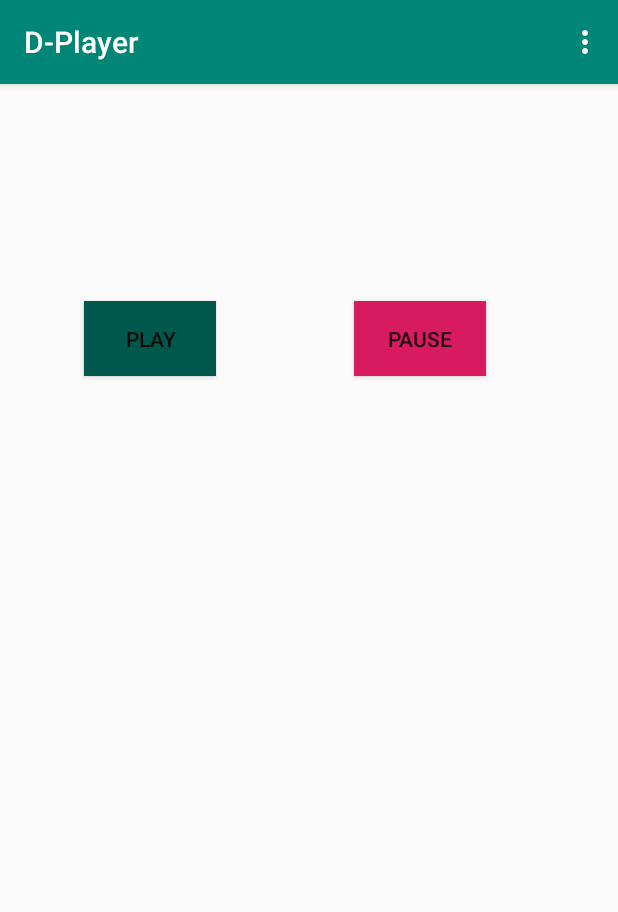
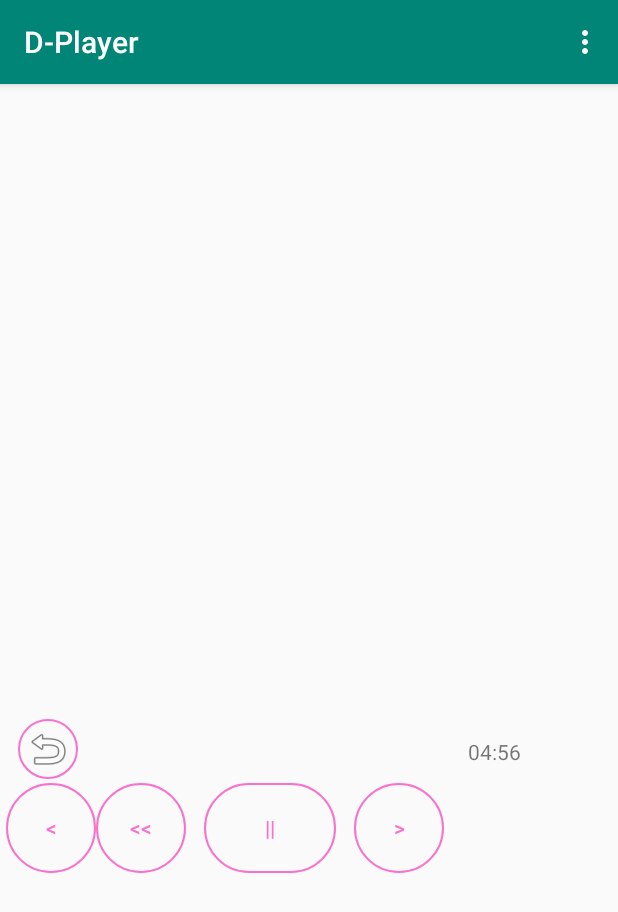
Before and after one commit to justdvnsh/D-Player, an Android app: the screen it shows after launch (MainActivity), on a phone screen of 412 x 824 dp. Shown: the top 912 px of the screen. Run offline under Robolectric (Android 15) with nearby library versions, the phone set to English and light mode, and no system bars.

Commit message:
added more styling to the buttons and scrollview

```diff
--- /dev/null
+++ b/app/src/main/res/drawable-v24/buttons.xml
@@ -0,0 +1,12 @@
+<?xml version="1.0" encoding="utf-8"?>
+<shape xmlns:android="http://schemas.android.com/apk/res/android"
+    android:shape="rectangle" >
+
+
+    <corners android:radius="500dp" />
+
+    <stroke
+        android:width="1dp"
+        android:color="#fa71cd" />
+
+</shape>
--- a/app/src/main/res/layout/content_main.xml
+++ b/app/src/main/res/layout/content_main.xml
@@ -9,40 +9,124 @@
     tools:showIn="@layout/activity_main">
 
     <Button
-        android:id="@+id/play"
-        android:layout_width="wrap_content"
-        android:layout_height="wrap_content"
-        android:layout_marginStart="55dp"
-        android:layout_marginLeft="55dp"
-        android:layout_marginTop="63dp"
-        android:layout_marginEnd="268dp"
-        android:layout_marginRight="268dp"
-        android:layout_marginBottom="492dp"
-        android:background="@color/colorPrimaryDark"
-        android:onClick="play"
-        android:padding="15dp"
-        android:text="Play"
+        android:id="@+id/button"
+        android:layout_width="60dp"
+        android:layout_height="60dp"
+        android:layout_marginStart="4dp"
+        android:layout_marginLeft="4dp"
+        android:layout_marginTop="466dp"
+        android:layout_marginBottom="21dp"
+        android:background="@drawable/buttons"
+        android:text="@string/back"
+        android:textColor="#fa71cd"
         app:layout_constraintBottom_toBottomOf="parent"
-        app:layout_constraintEnd_toEndOf="parent"
         app:layout_constraintStart_toStartOf="parent"
-        app:layout_constraintTop_toTopOf="parent" />
+        app:layout_constraintTop_toTopOf="parent"
+        app:layout_constraintVertical_bias="0.0" />
 
     <Button
-        android:id="@+id/pause"
+        android:id="@+id/button4"
+        android:layout_width="60dp"
+        android:layout_height="60dp"
+        android:layout_marginStart="60dp"
+        android:layout_marginLeft="60dp"
+        android:background="@drawable/buttons"
+        android:text="@string/rewind"
+        android:textColor="#fa71cd"
+        app:layout_constraintBottom_toBottomOf="@+id/button"
+        app:layout_constraintStart_toStartOf="@+id/button"
+        app:layout_constraintTop_toTopOf="@+id/button"
+        app:layout_constraintVertical_bias="1.0" />
+
+    <Button
+        android:id="@+id/button5"
         android:layout_width="wrap_content"
-        android:layout_height="wrap_content"
-        android:layout_marginStart="235dp"
-        android:layout_marginLeft="235dp"
-        android:layout_marginTop="63dp"
-        android:layout_marginEnd="88dp"
-        android:layout_marginRight="88dp"
-        android:layout_marginBottom="492dp"
-        android:background="@color/colorAccent"
-        android:onClick="pause"
-        android:padding="15dp"
-        android:text="Pause"
-        app:layout_constraintBottom_toBottomOf="parent"
+        android:layout_height="60dp"
+        android:layout_marginStart="72dp"
+        android:layout_marginLeft="72dp"
+        android:background="@drawable/buttons"
+        android:text="@string/pause"
+        android:textColor="#fa71cd"
+        app:layout_constraintBottom_toBottomOf="@+id/button4"
+        app:layout_constraintStart_toStartOf="@+id/button4"
+        app:layout_constraintTop_toTopOf="@+id/button4"
+        app:layout_constraintVertical_bias="0.0" />
+
+    <Button
+        android:id="@+id/button6"
+        android:layout_width="60dp"
+        android:layout_height="60dp"
+        android:layout_marginStart="100dp"
+        android:layout_marginLeft="100dp"
+        android:background="@drawable/buttons"
+        android:text="@string/next"
+        android:textColor="#fa71cd"
+        app:layout_constraintBottom_toBottomOf="@+id/button5"
+        app:layout_constraintStart_toStartOf="@+id/button5"
+        app:layout_constraintTop_toTopOf="@+id/button5"
+        app:layout_constraintVertical_bias="0.0" />
+
+    <Button
+        android:id="@+id/button7"
+        android:layout_width="60dp"
+        android:layout_height="60dp"
+        android:layout_marginStart="68dp"
+        android:layout_marginLeft="68dp"
+        android:background="@drawable/buttons"
+        android:text="@string/forward"
+        android:textColor="#fa71cd"
+        app:layout_constraintBottom_toBottomOf="@+id/button6"
+        app:layout_constraintEnd_toEndOf="@+id/button6"
+        app:layout_constraintHorizontal_bias="0.117"
+        app:layout_constraintStart_toStartOf="@+id/button6"
+        app:layout_constraintTop_toTopOf="@+id/button6"
+        app:layout_constraintVertical_bias="0.0" />
+
+    <ImageButton
+        android:id="@+id/imageButton"
+        android:layout_width="40dp"
+        android:layout_height="40dp"
+        android:layout_marginTop="423dp"
+        android:layout_marginEnd="4dp"
+        android:layout_marginRight="4dp"
+        android:layout_marginBottom="3dp"
+        android:background="@drawable/buttons"
+        android:textColor="#fa71cd"
+        app:layout_constraintBottom_toTopOf="@+id/button"
+        app:layout_constraintEnd_toEndOf="@+id/button"
+        app:layout_constraintHorizontal_bias="0.5"
+        app:layout_constraintStart_toStartOf="@+id/button"
+        app:layout_constraintTop_toTopOf="parent"
+        app:layout_constraintVertical_bias="0.0"
+        app:srcCompat="@android:drawable/ic_menu_revert" />
+
+    <TextView
+        android:id="@+id/textView6"
+        android:layout_width="41dp"
+        android:layout_height="24dp"
+        android:layout_marginStart="300dp"
+        android:layout_marginLeft="300dp"
+        android:layout_marginTop="12dp"
+        android:text="04:56"
+        app:layout_constraintStart_toStartOf="@+id/imageButton"
+        app:layout_constraintTop_toTopOf="@+id/imageButton" />
+
+    <ScrollView
+        android:layout_width="404dp"
+        android:layout_height="373dp"
+        android:layout_marginTop="2dp"
+        android:layout_marginBottom="113dp"
+        app:layout_constraintBottom_toTopOf="@+id/button5"
         app:layout_constraintEnd_toEndOf="parent"
+        app:layout_constraintHorizontal_bias="0.571"
         app:layout_constraintStart_toStartOf="parent"
-        app:layout_constraintTop_toTopOf="parent" />
+        app:layout_constraintTop_toTopOf="parent"
+        app:layout_constraintVertical_bias="0.0">
+
+        <LinearLayout
+            android:layout_width="match_parent"
+            android:layout_height="wrap_content"
+            android:orientation="vertical" />
+    </ScrollView>
+
 </androidx.constraintlayout.widget.ConstraintLayout>
--- a/app/src/main/res/values/colors.xml
+++ b/app/src/main/res/values/colors.xml
@@ -1,6 +1,6 @@
 <?xml version="1.0" encoding="utf-8"?>
 <resources>
     <color name="colorPrimary">#008577</color>
-    <color name="colorPrimaryDark">#00574B</color>
+    <color name="colorPrimaryDark">#060606</color>
     <color name="colorAccent">#D81B60</color>
 </resources>
--- a/app/src/main/res/values/strings.xml
+++ b/app/src/main/res/values/strings.xml
@@ -1,4 +1,9 @@
 <resources>
     <string name="app_name">D-Player</string>
     <string name="action_settings">Settings</string>
+    <string name="back"><![CDATA[<]]></string>
+    <string name="rewind"><![CDATA[<<]]></string>
+    <string name="forward"><![CDATA[>>]]></string>
+    <string name="next"><![CDATA[>]]></string>
+    <string name="pause">||</string>
 </resources>
```
